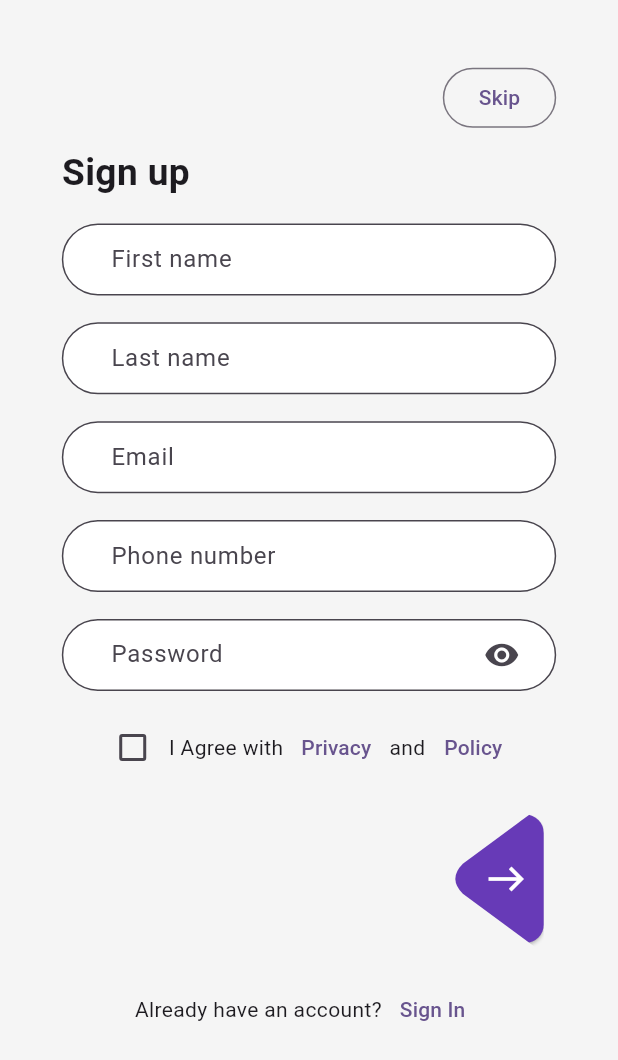
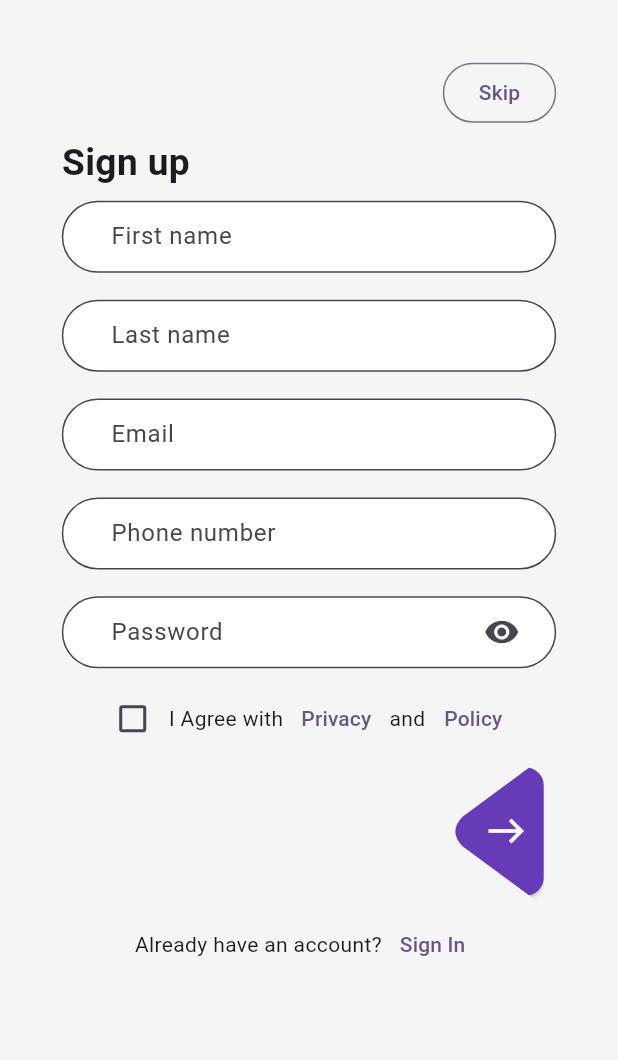
Before and after one commit to prulm/e_commerce_demo_flutter, a Flutter app: the SignUp screen opened directly, on a phone screen of 412 x 824 dp. Shown: the top 1060 px of the screen. Run offline on Flutter 3.47's test engine with Material 3 defaults, Android fonts, the phone set to English and light mode, and no system bars; network calls fail.

Commit message:
layout complete

```diff
--- a/lib/screens/signup.dart
+++ b/lib/screens/signup.dart
@@ -1,7 +1,9 @@
+import 'package:e_commerce_demo_flutter/screens/login.dart';
 import 'package:e_commerce_demo_flutter/utils/constants.dart';
 import 'package:e_commerce_demo_flutter/widgets/rounded_input.dart';
 import 'package:e_commerce_demo_flutter/widgets/traingle_button_alternative.dart';
 import 'package:flutter/material.dart';
+import 'package:flutter/services.dart';
 
 class SignUp extends StatefulWidget {
   const SignUp({super.key});
@@ -12,6 +14,9 @@ class SignUp extends StatefulWidget {
 
 class _SignUpState extends State<SignUp> {
   final TextEditingController emailController = TextEditingController();
+  final TextEditingController fNameController = TextEditingController();
+  final TextEditingController lNameController = TextEditingController();
+  final TextEditingController phoneController = TextEditingController();
   final TextEditingController passwordController = TextEditingController();
   bool textObsecured = true;
   bool agreed = false;
@@ -24,6 +29,7 @@ class _SignUpState extends State<SignUp> {
   Widget build(BuildContext context) {
     return Scaffold(
       backgroundColor: kGrey,
+      resizeToAvoidBottomInset: true,
       body: SingleChildScrollView(
         child: Padding(
           padding: EdgeInsets.symmetric(
@@ -32,6 +38,7 @@ class _SignUpState extends State<SignUp> {
           child: Column(
             children: [
               Container(
+                height: MediaQuery.sizeOf(context).height * .05,
                 alignment: Alignment.centerRight,
                 child: OutlinedButton(
                   onPressed: () {},
@@ -49,17 +56,17 @@ class _SignUpState extends State<SignUp> {
                   ),
                 ),
               ),
-              SizedBox(height: MediaQuery.sizeOf(context).width * .04),
+              SizedBox(height: MediaQuery.sizeOf(context).width * .02),
               RoundedInput(
                 label: "First name",
-                inputController: emailController,
+                inputController: fNameController,
                 iconSuffix: null,
                 textObsecured: false,
               ),
               SizedBox(height: MediaQuery.sizeOf(context).width * .04),
               RoundedInput(
                 label: "Last name",
-                inputController: emailController,
+                inputController: lNameController,
                 iconSuffix: null,
                 textObsecured: false,
               ),
@@ -73,7 +80,7 @@ class _SignUpState extends State<SignUp> {
               SizedBox(height: MediaQuery.sizeOf(context).width * .04),
               RoundedInput(
                 label: "Phone number",
-                inputController: emailController,
+                inputController: phoneController,
                 iconSuffix: null,
                 textObsecured: false,
               ),
@@ -100,7 +107,7 @@ class _SignUpState extends State<SignUp> {
                       ),
                 textObsecured: textObsecured,
               ),
-              SizedBox(height: MediaQuery.sizeOf(context).width * .03),
+              SizedBox(height: MediaQuery.sizeOf(context).width * .02),
               Row(
                 mainAxisAlignment: MainAxisAlignment.center,
                 children: [
@@ -125,7 +132,7 @@ class _SignUpState extends State<SignUp> {
               Container(
                 alignment: Alignment.centerRight,
                 padding: EdgeInsets.symmetric(
-                    vertical: MediaQuery.sizeOf(context).width * .05,
+                    vertical: MediaQuery.sizeOf(context).height * .01,
                     horizontal: MediaQuery.sizeOf(context).width * .02),
                 child: const TraingleButton(),
               ),
@@ -135,7 +142,14 @@ class _SignUpState extends State<SignUp> {
                   const Text("Already have an account?"),
                   TextButton(
                     child: const Text("Sign In"),
-                    onPressed: () {},
+                    onPressed: () {
+                      Navigator.push(
+                        context,
+                        MaterialPageRoute(
+                          builder: (context) => const Login(),
+                        ),
+                      );
+                    },
                   ),
                 ],
               ),
```
Also changed, not shown: lib/screens/login.dart (+12 -3 lines).
